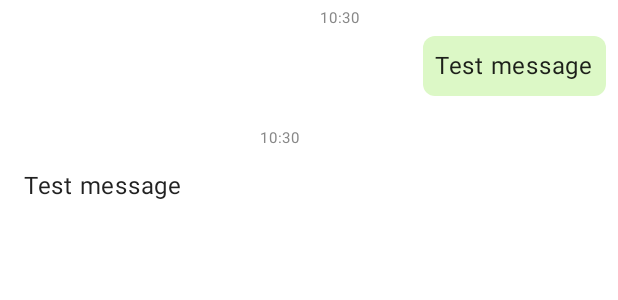
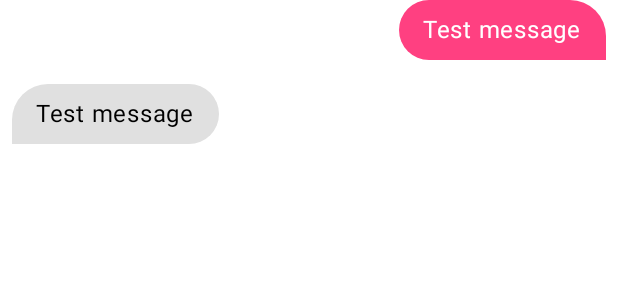
Before and after one commit to LexLeontiev/chat-example, an Android app built with Jetpack Compose: the @Preview function MessageItemPreview, on a phone screen of 412 x 824 dp. Shown: the top 300 px of the screen. Run offline under Robolectric (Android 15) with nearby library versions, the phone set to English and light mode, and no system bars.

Commit message:
setup message component

```diff
--- a/library-compose/src/main/java/com/github/lexleontiev/chatexample/app/ui/chat/MessageItem.kt
+++ b/library-compose/src/main/java/com/github/lexleontiev/chatexample/app/ui/chat/MessageItem.kt
@@ -13,6 +13,7 @@ import androidx.compose.material.Text
 import androidx.compose.runtime.Composable
 import androidx.compose.ui.Alignment
 import androidx.compose.ui.Modifier
+import androidx.compose.ui.draw.clip
 import androidx.compose.ui.graphics.Color
 import androidx.compose.ui.text.style.TextAlign
 import androidx.compose.ui.unit.dp
@@ -23,10 +24,13 @@ import com.github.lexleontiev.chatexample.library.Message
 
 @Composable
 internal fun MessageItem(message: Message) {
-    val backgroundColor = if (message.isSentByUser) Color(0xFFDCF8C6) else Color.White
+    val backgroundColor = if (message.isSentByUser) Color(0xFFFF4081) else Color(0xFFE0E0E0)
     val alignment = if (message.isSentByUser) Alignment.End else Alignment.Start
+    val textColor = if (message.isSentByUser) Color.White else Color.Black
     val paddingStart = if (message.isSentByUser) 48.dp else 8.dp
     val paddingEnd = if (message.isSentByUser) 8.dp else 48.dp
+    val r = 24.dp
+    val shape = if (message.isSentByUser) RoundedCornerShape(r, r, 0.dp, r) else RoundedCornerShape(r, r, r, 0.dp)
 
     Box(
         modifier = Modifier
@@ -34,24 +38,23 @@ internal fun MessageItem(message: Message) {
             .padding(start = paddingStart, end = paddingEnd),
         contentAlignment = Alignment.TopStart
     ) {
-        Column(horizontalAlignment = alignment) {
-            Text(
-                text = Message.formatDate(message.timestamp),
-                fontSize = 10.sp,
-                color = Color.Gray,
-                textAlign = TextAlign.Center,
-                modifier = Modifier.fillMaxWidth()
-            )
+        Column(
+            modifier = Modifier.fillMaxWidth(),
+            horizontalAlignment = alignment
+        ) {
             Text(
                 text = message.content,
+                color = textColor,
+                fontSize = 16.sp,
+                textAlign = TextAlign.Start,
                 modifier = Modifier
-                    .background(backgroundColor, shape = RoundedCornerShape(8.dp))
-                    .padding(8.dp)
+                    .clip(shape)
+                    .background(backgroundColor)
+                    .padding(horizontal = 16.dp, vertical = 8.dp)
             )
         }
     }
 }
-
 
 @ThemePreviews
 @Composable
```
